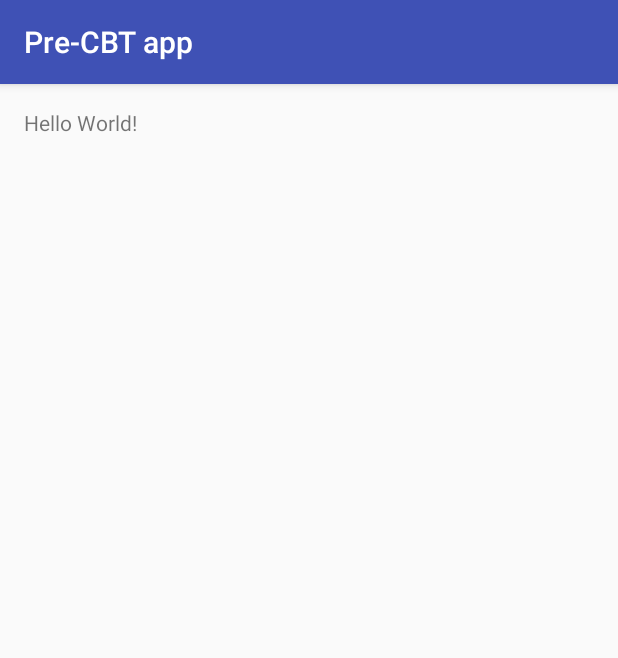
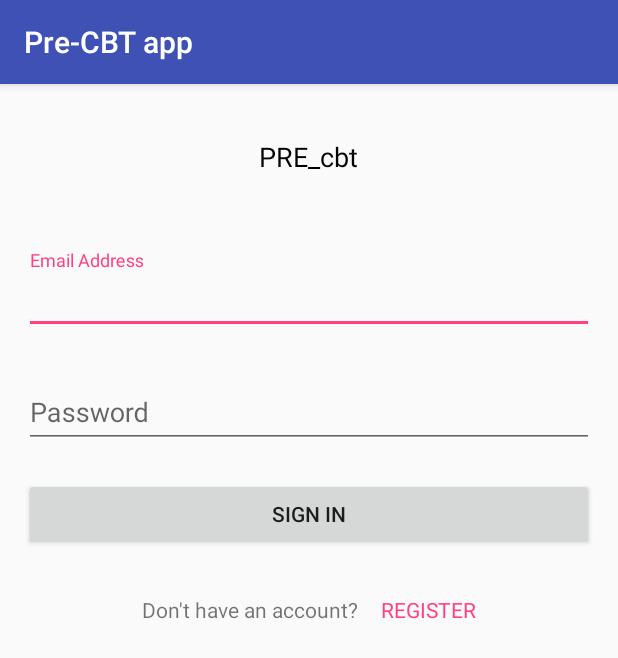
Before and after one commit to tofunmiSeun/cbt-platform-mobile-app, an Android app: the screen it shows after launch (SplashActivity before the commit, LoginActivity after it), on a phone screen of 412 x 824 dp. Shown: the top 658 px of the screen. Run offline under Robolectric (Android 15) with nearby library versions, the phone set to English and light mode, and no system bars.

Commit message:
implemented login and sign in page. handling the whole process

```diff
--- a/app/build.gradle
+++ b/app/build.gradle
@@ -25,5 +25,8 @@ dependencies {
         exclude group: 'com.android.support', module: 'support-annotations'
     })
     compile 'com.android.support:appcompat-v7:24.2.1'
+    compile 'org.springframework.android:spring-android-rest-template:1.0.1.RELEASE'
+    compile 'com.google.code.gson:gson:2.6.2'
     testCompile 'junit:junit:4.12'
+    compile 'com.android.support:design:25.0.0'
 }
--- a/app/src/main/AndroidManifest.xml
+++ b/app/src/main/AndroidManifest.xml
@@ -1,6 +1,8 @@
 <?xml version="1.0" encoding="utf-8"?>
 <manifest xmlns:android="http://schemas.android.com/apk/res/android"
     package="com.unilorin.vividmotion.pre_cbtapp">
+
+    <uses-permission android:name="android.permission.INTERNET" />
 
     <application
         android:allowBackup="true"
@@ -8,13 +10,15 @@
         android:label="@string/app_name"
         android:supportsRtl="true"
         android:theme="@style/AppTheme">
-        <activity android:name=".SplashActivity">
+        <activity android:name=".activities.SplashActivity">
             <intent-filter>
                 <action android:name="android.intent.action.MAIN" />
 
                 <category android:name="android.intent.category.LAUNCHER" />
             </intent-filter>
         </activity>
+        <activity android:name=".activities.LoginActivity" />
+        <activity android:name=".activities.SignUpActivity"></activity>
     </application>
 
 </manifest>
--- /dev/null
+++ b/app/src/main/java/com/unilorin/vividmotion/pre_cbtapp/activities/LoginActivity.java
@@ -0,0 +1,83 @@
+package com.unilorin.vividmotion.pre_cbtapp.activities;
+
+import android.content.Intent;
+import android.os.AsyncTask;
+import android.support.v7.app.AppCompatActivity;
+import android.os.Bundle;
+import android.view.View;
+import android.widget.Button;
+import android.widget.EditText;
+import android.widget.TextView;
+import android.widget.Toast;
+
+import com.unilorin.vividmotion.pre_cbtapp.R;
+import com.unilorin.vividmotion.pre_cbtapp.entities.User;
+import com.unilorin.vividmotion.pre_cbtapp.entities.UserLoginResponseObject;
+import com.unilorin.vividmotion.pre_cbtapp.services.UserAccountService;
+
+public class LoginActivity extends AppCompatActivity implements View.OnClickListener {
+
+    private EditText emailAddressEditText;
+    private EditText passwordEditText;
+    private Button signInButton;
+
+    private TextView signUpTextVIew;
+    @Override
+    protected void onCreate(Bundle savedInstanceState) {
+        super.onCreate(savedInstanceState);
+        setContentView(R.layout.activity_login);
+
+        instantiateViewObjects();
+    }
+
+    private void instantiateViewObjects(){
+        signUpTextVIew = (TextView) findViewById(R.id.registerTextView);
+        emailAddressEditText = (EditText) findViewById(R.id.emailAddressEditText);
+        passwordEditText = (EditText) findViewById(R.id.passwordEditText);
+        signInButton = (Button) findViewById(R.id.signInButton);
+
+        signInButton.setOnClickListener(this);
+        signUpTextVIew.setOnClickListener(this);
+    }
+
+    @Override
+    public void onClick(View v) {
+        if (v == signUpTextVIew){
+            Intent signUpIntent = new Intent(getApplicationContext(), SignUpActivity.class);
+            startActivity(signUpIntent);
+        }
+        else if(v == signInButton){
+            new LoginTask().execute();
+        }
+    }
+
+    private class LoginTask extends AsyncTask<Void, Void, UserLoginResponseObject> {
+
+        private final String emailAddress  = emailAddressEditText.getText().toString();
+        private final String password  = passwordEditText.getText().toString();
+
+        @Override
+        protected UserLoginResponseObject doInBackground(Void... params) {
+
+            UserAccountService registrationService = new UserAccountService();
+            return registrationService.loginUser(emailAddress, password);
+        }
+
+        @Override
+        protected void onPostExecute(UserLoginResponseObject result) {
+            super.onPostExecute(result);
+            switch (result.getStatus()){
+                case UserLoginResponseObject.ACCEPTED:
+                    // move on
+                    User user = result.getUser();
+                    break;
+                case UserLoginResponseObject.INCORRECT_PASSWORD:
+                    // show appropriate error message
+                    break;
+                case UserLoginResponseObject.NO_ACCOUNT_FOR_THIS_EMAIL: default:
+                    // show appropriate error message
+                    break;
+            }
+        }
+    }
+}
--- /dev/null
+++ b/app/src/main/java/com/unilorin/vividmotion/pre_cbtapp/activities/SplashActivity.java
@@ -0,0 +1,29 @@
+package com.unilorin.vividmotion.pre_cbtapp.activities;
+
+import android.content.Intent;
+import android.support.v7.app.AppCompatActivity;
+import android.os.Bundle;
+
+import com.unilorin.vividmotion.pre_cbtapp.R;
+
+public class SplashActivity extends AppCompatActivity {
+
+    @Override
+    protected void onCreate(Bundle savedInstanceState) {
+        super.onCreate(savedInstanceState);
+        setContentView(R.layout.activity_splash);
+    }
+
+    @Override
+    protected void onStart(){
+        super.onStart();
+
+        new Thread(new Runnable() {
+            @Override
+            public void run() {
+                startActivity(new Intent(getApplicationContext(), LoginActivity.class));
+            }
+        }).start();
+    }
+
+}
--- /dev/null
+++ b/app/src/main/res/layout/activity_login.xml
@@ -0,0 +1,93 @@
+<?xml version="1.0" encoding="utf-8"?>
+<RelativeLayout xmlns:android="http://schemas.android.com/apk/res/android"
+    xmlns:tools="http://schemas.android.com/tools"
+    android:id="@+id/activity_login"
+    android:layout_width="match_parent"
+    android:layout_height="match_parent"
+    android:paddingBottom="@dimen/activity_vertical_margin"
+    android:paddingLeft="@dimen/activity_horizontal_margin"
+    android:paddingRight="@dimen/activity_horizontal_margin"
+    android:paddingTop="@dimen/activity_vertical_margin"
+    tools:context="com.unilorin.vividmotion.pre_cbtapp.activities.LoginActivity">
+
+    <TextView
+        android:text="PRE_cbt"
+        android:layout_width="wrap_content"
+        android:layout_height="wrap_content"
+        android:layout_alignParentTop="true"
+        android:layout_centerHorizontal="true"
+        android:id="@+id/textView"
+        android:layout_marginTop="20sp"
+        android:textSize="18sp"
+        android:textColor="@android:color/black" />
+
+    <android.support.design.widget.TextInputLayout
+        android:layout_width="match_parent"
+        android:layout_height="wrap_content"
+        android:layout_below="@+id/textView"
+        android:layout_alignParentLeft="true"
+        android:layout_alignParentStart="true"
+        android:id="@+id/emailAddressInputLayout"
+        android:layout_marginTop="50sp">
+
+        <EditText
+            android:layout_width="match_parent"
+            android:layout_height="wrap_content"
+            android:id="@+id/emailAddressEditText"
+            android:hint="Email Address" />
+    </android.support.design.widget.TextInputLayout>
+
+    <android.support.design.widget.TextInputLayout
+        android:layout_width="match_parent"
+        android:layout_height="wrap_content"
+        android:layout_below="@+id/emailAddressInputLayout"
+        android:layout_alignParentLeft="false"
+        android:layout_alignParentStart="false"
+        android:layout_marginTop="20sp"
+        android:id="@+id/passwordInputLayout"
+        android:layout_alignLeft="@+id/emailAddressInputLayout"
+        android:layout_alignRight="@+id/emailAddressInputLayout">
+
+        <EditText
+            android:layout_width="match_parent"
+            android:layout_height="wrap_content"
+            android:id="@+id/passwordEditText"
+            android:hint="Password"
+            android:inputType="textPassword" />
+    </android.support.design.widget.TextInputLayout>
+
+    <Button
+        android:text="Sign in"
+        android:layout_width="match_parent"
+        android:layout_height="wrap_content"
+        android:id="@+id/signInButton"
+        android:layout_below="@+id/passwordInputLayout"
+        android:layout_marginTop="20sp" />
+
+    <LinearLayout
+        android:orientation="horizontal"
+        android:layout_width="wrap_content"
+        android:layout_height="wrap_content"
+        android:layout_below="@+id/signInButton"
+        android:layout_centerHorizontal="true"
+        android:layout_marginTop="30sp">
+
+        <TextView
+            android:text="Don't have an account?"
+            android:layout_width="wrap_content"
+            android:layout_height="wrap_content"
+            android:id="@+id/textView3"
+            android:layout_weight="1" />
+
+        <TextView
+            android:text="REGISTER"
+            android:layout_width="wrap_content"
+            android:layout_height="wrap_content"
+            android:id="@+id/registerTextView"
+            android:layout_weight="1"
+            android:textColor="@color/colorAccent"
+            android:layout_marginLeft="15sp" />
+
+    </LinearLayout>
+
+</RelativeLayout>
--- a/app/src/main/res/layout/activity_splash.xml
+++ b/app/src/main/res/layout/activity_splash.xml
@@ -8,10 +8,14 @@
     android:paddingLeft="@dimen/activity_horizontal_margin"
     android:paddingRight="@dimen/activity_horizontal_margin"
     android:paddingTop="@dimen/activity_vertical_margin"
-    tools:context="com.unilorin.vividmotion.pre_cbtapp.SplashActivity">
+    tools:context="com.unilorin.vividmotion.pre_cbtapp.activities.SplashActivity">
 
     <TextView
         android:layout_width="wrap_content"
         android:layout_height="wrap_content"
-        android:text="Hello World!" />
+        android:text="Pre CBT APP"
+        android:layout_centerVertical="true"
+        android:layout_centerHorizontal="true"
+        android:textSize="20sp"
+        android:textColor="@android:color/black" />
 </RelativeLayout>
--- a/app/src/main/res/values/colors.xml
+++ b/app/src/main/res/values/colors.xml
@@ -2,5 +2,5 @@
 <resources>
     <color name="colorPrimary">#3F51B5</color>
     <color name="colorPrimaryDark">#303F9F</color>
-    <color name="colorAccent">#FF4081</color>
+    <color name="colorAccent">#ff4081</color>
 </resources>
```
Also changed, not shown: app/src/main/java/com/unilorin/vividmotion/pre_cbtapp/SplashActivity.java (deleted, +0 -13 lines), app/src/main/java/com/unilorin/vividmotion/pre_cbtapp/activities/SignUpActivity.java (added, +78 -0 lines), app/src/main/java/com/unilorin/vividmotion/pre_cbtapp/entities/User.java (added, +36 -0 lines), app/src/main/java/com/unilorin/vividmotion/pre_cbtapp/entities/UserLoginResponseObject.java (added, +31 -0 lines), app/src/main/java/com/unilorin/vividmotion/pre_cbtapp/services/UserAccountService.java (added, +77 -0 lines), app/src/main/res/layout/activity_sign_up.xml (added, +110 -0 lines).
